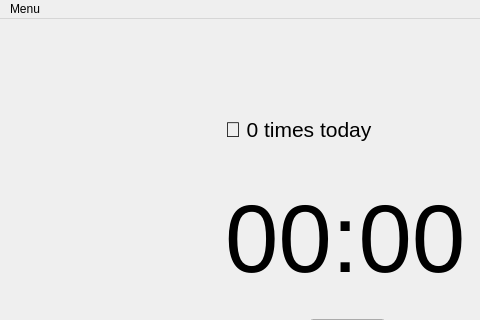
Old version of the form main_window.ui in the repository Droperix10/pomodoro; both pictures show x 0 to 480 and y 0 to 320 of the 700 by 500 pixel window.
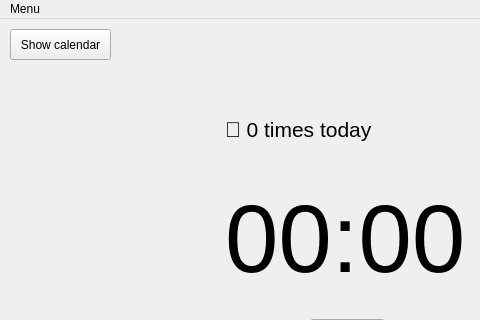
New version of the form.

Commit message: added support for calendar, fixed bug with long breaks

```diff
--- a/main_window.ui
+++ b/main_window.ui
@@ -63,6 +63,19 @@
      <string>🍅 0 times today</string>
     </property>
    </widget>
+   <widget class="QPushButton" name="pushButton">
+    <property name="geometry">
+     <rect>
+      <x>10</x>
+      <y>10</y>
+      <width>101</width>
+      <height>31</height>
+     </rect>
+    </property>
+    <property name="text">
+     <string>Show calendar</string>
+    </property>
+   </widget>
   </widget>
   <widget class="QMenuBar" name="menubar">
    <property name="geometry">
```
The commit also changes 4 other files.
